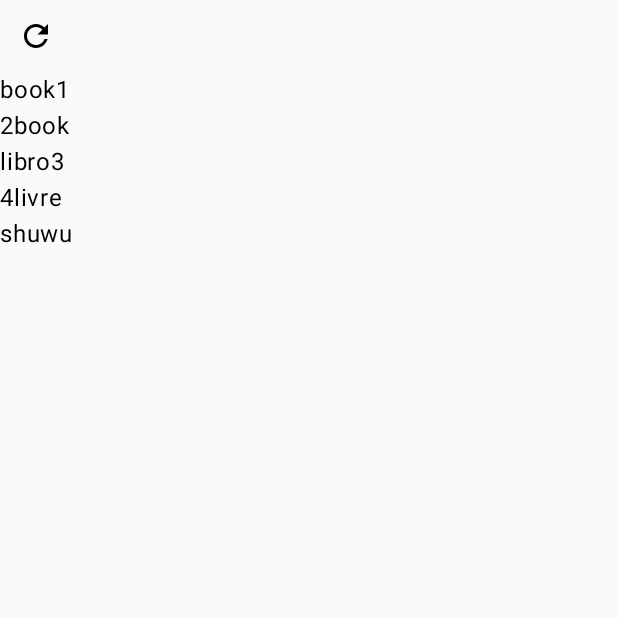
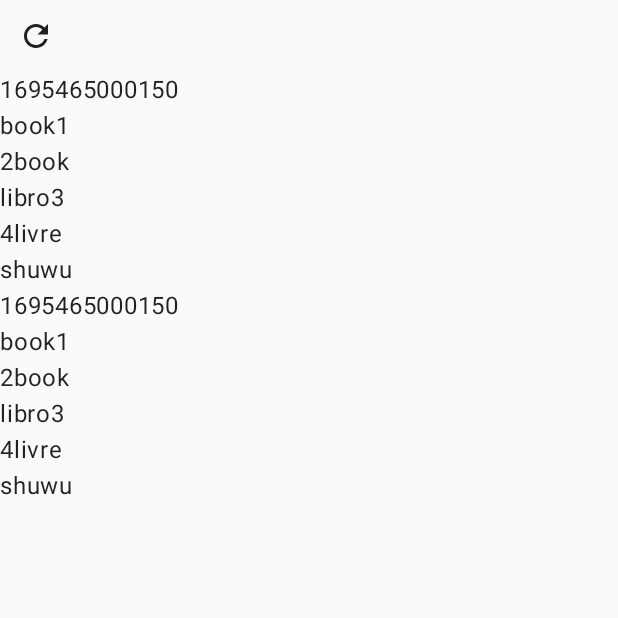
Before and after one commit to isaacurbina/composelifecycle, an Android app built with Jetpack Compose: the screen it shows after launch (MainActivity), on a phone screen of 412 x 824 dp, the top half of it. Run offline under Robolectric (Android 15) with nearby library versions, the phone set to English and light mode, and no system bars; our stand-ins replace livedata-compose.

```diff
--- a/app/build.gradle.kts
+++ b/app/build.gradle.kts
@@ -5,12 +5,12 @@ plugins {
 
 android {
     namespace = "com.example.composelifecycle"
-    compileSdk = 33
+    compileSdk = 34
 
     defaultConfig {
         applicationId = "com.example.composelifecycle"
         minSdk = 24
-        targetSdk = 33
+        targetSdk = 34
         versionCode = 1
         versionName = "1.0"
 
@@ -57,8 +57,7 @@ dependencies {
     implementation("androidx.compose.ui:ui-graphics")
     implementation("androidx.compose.ui:ui-tooling-preview")
     implementation("androidx.compose.material:material")
-    implementation("androidx.compose.runtime:runtime-livedata:" +
-            "git 1.6.0-alpha06")
+    implementation("androidx.compose.runtime:runtime-livedata:1.6.0-alpha06")
     implementation("androidx.lifecycle:lifecycle-runtime-compose:2.7.0-alpha02")
     testImplementation("junit:junit:4.13.2")
     androidTestImplementation("androidx.test.ext:junit:1.1.5")
--- a/app/src/main/java/com/example/composelifecycle/MainActivity.kt
+++ b/app/src/main/java/com/example/composelifecycle/MainActivity.kt
@@ -3,21 +3,26 @@ package com.example.composelifecycle
 import android.os.Bundle
 import androidx.activity.ComponentActivity
 import androidx.activity.compose.setContent
-import androidx.compose.runtime.remember
-import androidx.lifecycle.LiveData
-import androidx.lifecycle.MutableLiveData
+import androidx.activity.viewModels
 import com.example.composelifecycle.composable.BooksScreen
-import com.example.composelifecycle.`interface`.BookListViewModel
 import com.example.composelifecycle.ui.theme.ComposeLifecycleTheme
+import com.example.composelifecycle.viewmodel.BookListViewModel
 
 class MainActivity : ComponentActivity() {
+
+    private val viewModel: BookListViewModel by viewModels()
 
     override fun onCreate(savedInstanceState: Bundle?) {
         super.onCreate(savedInstanceState)
         setContent {
             ComposeLifecycleTheme {
-                BooksScreen(viewModel = BookListViewModel.getInstance())
+                BooksScreen(viewModel = viewModel)
             }
         }
     }
+
+    override fun onResume() {
+        super.onResume()
+        viewModel.fetchBooks()
+    }
 }
--- a/app/src/main/java/com/example/composelifecycle/composable/BookListItem.kt
+++ b/app/src/main/java/com/example/composelifecycle/composable/BookListItem.kt
@@ -1,6 +1,6 @@
 package com.example.composelifecycle.composable
 
-import androidx.compose.material3.Text
+import androidx.compose.material.Text
 import androidx.compose.runtime.Composable
 
 @Composable
--- a/app/src/main/java/com/example/composelifecycle/composable/BooksScreen.kt
+++ b/app/src/main/java/com/example/composelifecycle/composable/BooksScreen.kt
@@ -3,24 +3,24 @@ package com.example.composelifecycle.composable
 import androidx.compose.foundation.layout.Column
 import androidx.compose.foundation.lazy.LazyColumn
 import androidx.compose.foundation.lazy.items
+import androidx.compose.material.Icon
+import androidx.compose.material.IconButton
 import androidx.compose.material.icons.Icons
 import androidx.compose.material.icons.outlined.Refresh
-import androidx.compose.material3.Icon
-import androidx.compose.material3.IconButton
 import androidx.compose.runtime.Composable
 import androidx.compose.runtime.LaunchedEffect
 import androidx.compose.runtime.getValue
 import androidx.compose.runtime.livedata.observeAsState
 import androidx.compose.runtime.mutableIntStateOf
 import androidx.compose.runtime.remember
-import com.example.composelifecycle.`interface`.BookListViewModel
+import com.example.composelifecycle.viewmodel.BookListViewModel
 
 @Composable
 fun BooksScreen(
     viewModel: BookListViewModel
 ) {
     // State
-    val books = viewModel.books.observeAsState().value.orEmpty()
+    val books = viewModel.books.observeAsState()
     val refreshCount by remember { mutableIntStateOf(1) }
 
     // API call
@@ -35,8 +35,11 @@ fun BooksScreen(
         }) {
             Icon(Icons.Outlined.Refresh, "Refresh")
         }
-        LazyColumn() {
-            items(books) { book ->
+        books.value?.forEach {
+            BookListItem(title = it.title)
+        }
+        LazyColumn {
+            items(books.value.orEmpty()) { book ->
                 // List item composable
                 BookListItem(title = book.title)
             }
--- /dev/null
+++ b/app/src/main/java/com/example/composelifecycle/factory/NewInstanceFactory.kt
@@ -0,0 +1,17 @@
+package com.example.composelifecycle.factory
+
+import androidx.lifecycle.ViewModel
+import androidx.lifecycle.ViewModelProvider
+import com.example.composelifecycle.repository.BooksRepository
+import com.example.composelifecycle.viewmodel.BookListViewModel
+
+class NewInstanceFactory : ViewModelProvider.Factory {
+
+    override fun <T : ViewModel> create(modelClass: Class<T>): T {
+        return if (modelClass.isAssignableFrom(BookListViewModel::class.java)) {
+            BookListViewModel(
+                repo = BooksRepository.getInstance()
+            ) as T
+        } else throw IllegalArgumentException("ViewModel not found")
+    }
+}
--- a/app/src/main/java/com/example/composelifecycle/interface/BookListViewModel.kt
+++ /dev/null
@@ -1,17 +0,0 @@
-package com.example.composelifecycle.`interface`
-
-import androidx.lifecycle.LiveData
-import com.example.composelifecycle.model.Book
-import com.example.composelifecycle.repository.BooksRepository
-
-interface BookListViewModel {
-    // Data
-    val books: LiveData<List<Book>>
-
-    // Operations
-    fun fetchBooks()
-
-    companion object {
-        fun getInstance(): BookListViewModel = BookListViewModelImpl(BooksRepository.getInstance())
-    }
-}
--- a/app/src/main/java/com/example/composelifecycle/interface/BookListViewModelImpl.kt
+++ /dev/null
@@ -1,21 +0,0 @@
-package com.example.composelifecycle.`interface`
-
-import androidx.compose.runtime.mutableStateListOf
-import androidx.lifecycle.LiveData
-import androidx.lifecycle.MutableLiveData
-import androidx.lifecycle.ViewModel
-import androidx.lifecycle.viewModelScope
-import com.example.composelifecycle.model.Book
-import com.example.composelifecycle.repository.BooksRepository
-import kotlinx.coroutines.launch
-
-class BookListViewModelImpl(private val repo: BooksRepository) : BookListViewModel, ViewModel() {
-    private val _books = MutableLiveData<List<Book>>()
-    override val books: LiveData<List<Book>> = _books
-
-    override fun fetchBooks() {
-        viewModelScope.launch {
-            _books.value = repo.fetchBooks()
-        }
-    }
-}
--- a/app/src/main/java/com/example/composelifecycle/repository/BooksRepositoryImpl.kt
+++ b/app/src/main/java/com/example/composelifecycle/repository/BooksRepositoryImpl.kt
@@ -7,7 +7,12 @@ class BooksRepositoryImpl : BooksRepository {
         // Some API call
         // Parser logic
         return listOf(
-            Book("book1"), Book("2book"), Book("libro3"), Book("4livre"), Book("shuwu")
+            Book(System.currentTimeMillis().toString()),
+            Book("book1"),
+            Book("2book"),
+            Book("libro3"),
+            Book("4livre"),
+            Book("shuwu")
         )
     }
 }
--- a/app/src/main/java/com/example/composelifecycle/ui/theme/Theme.kt
+++ b/app/src/main/java/com/example/composelifecycle/ui/theme/Theme.kt
@@ -1,40 +1,19 @@
 package com.example.composelifecycle.ui.theme
 
-import android.app.Activity
-import android.os.Build
 import androidx.compose.foundation.isSystemInDarkTheme
-import androidx.compose.material3.MaterialTheme
-import androidx.compose.material3.darkColorScheme
-import androidx.compose.material3.dynamicDarkColorScheme
-import androidx.compose.material3.dynamicLightColorScheme
-import androidx.compose.material3.lightColorScheme
+import androidx.compose.material.MaterialTheme
+import androidx.compose.material.darkColors
+import androidx.compose.material.lightColors
 import androidx.compose.runtime.Composable
-import androidx.compose.runtime.SideEffect
-import androidx.compose.ui.graphics.toArgb
-import androidx.compose.ui.platform.LocalContext
-import androidx.compose.ui.platform.LocalView
-import androidx.core.view.WindowCompat
 
-private val DarkColorScheme = darkColorScheme(
+private val DarkColorScheme = darkColors(
     primary = Purple80,
-    secondary = PurpleGrey80,
-    tertiary = Pink80
+    secondary = PurpleGrey80
 )
 
-private val LightColorScheme = lightColorScheme(
+private val LightColorScheme = lightColors(
     primary = Purple40,
-    secondary = PurpleGrey40,
-    tertiary = Pink40
-
-    /* Other default colors to override
-    background = Color(0xFFFFFBFE),
-    surface = Color(0xFFFFFBFE),
-    onPrimary = Color.White,
-    onSecondary = Color.White,
-    onTertiary = Color.White,
-    onBackground = Color(0xFF1C1B1F),
-    onSurface = Color(0xFF1C1B1F),
-    */
+    secondary = PurpleGrey40
 )
 
 @Composable
@@ -44,26 +23,14 @@ fun ComposeLifecycleTheme(
     dynamicColor: Boolean = true,
     content: @Composable () -> Unit
 ) {
-    val colorScheme = when {
-        dynamicColor && Build.VERSION.SDK_INT >= Build.VERSION_CODES.S -> {
-            val context = LocalContext.current
-            if (darkTheme) dynamicDarkColorScheme(context) else dynamicLightColorScheme(context)
-        }
-
-        darkTheme -> DarkColorScheme
-        else -> LightColorScheme
-    }
-    val view = LocalView.current
-    if (!view.isInEditMode) {
-        SideEffect {
-            val window = (view.context as Activity).window
-            window.statusBarColor = colorScheme.primary.toArgb()
-            WindowCompat.getInsetsController(window, view).isAppearanceLightStatusBars = darkTheme
-        }
+    val colors = if (darkTheme) {
+        DarkColorScheme
+    } else {
+        LightColorScheme
     }
 
     MaterialTheme(
-        colorScheme = colorScheme,
+        colors = colors,
         typography = Typography,
         content = content
     )
--- a/app/src/main/java/com/example/composelifecycle/ui/theme/Type.kt
+++ b/app/src/main/java/com/example/composelifecycle/ui/theme/Type.kt
@@ -1,6 +1,6 @@
 package com.example.composelifecycle.ui.theme
 
-import androidx.compose.material3.Typography
+import androidx.compose.material.Typography
 import androidx.compose.ui.text.TextStyle
 import androidx.compose.ui.text.font.FontFamily
 import androidx.compose.ui.text.font.FontWeight
@@ -8,14 +8,13 @@ import androidx.compose.ui.unit.sp
 
 // Set of Material typography styles to start with
 val Typography = Typography(
-    bodyLarge = TextStyle(
+    body1 = TextStyle(
         fontFamily = FontFamily.Default,
         fontWeight = FontWeight.Normal,
         fontSize = 16.sp,
         lineHeight = 24.sp,
         letterSpacing = 0.5.sp
-    )
-    /* Other default text styles to override
+    )/* Other default text styles to override
     titleLarge = TextStyle(
         fontFamily = FontFamily.Default,
         fontWeight = FontWeight.Normal,
--- /dev/null
+++ b/app/src/main/java/com/example/composelifecycle/viewmodel/BookListViewModel.kt
@@ -0,0 +1,26 @@
+package com.example.composelifecycle.viewmodel
+
+import androidx.lifecycle.LiveData
+import androidx.lifecycle.MutableLiveData
+import androidx.lifecycle.ViewModel
+import androidx.lifecycle.viewModelScope
+import com.example.composelifecycle.model.Book
+import com.example.composelifecycle.repository.BooksRepository
+import kotlinx.coroutines.CoroutineDispatcher
+import kotlinx.coroutines.Dispatchers
+import kotlinx.coroutines.launch
+
+class BookListViewModel(
+    private val repo: BooksRepository = BooksRepository.getInstance(),
+    private val ioDispatcher: CoroutineDispatcher = Dispatchers.IO
+) : ViewModel() {
+
+    private val _books = MutableLiveData<List<Book>>()
+    val books: LiveData<List<Book>> = _books
+
+    fun fetchBooks() {
+        viewModelScope.launch(ioDispatcher) {
+            _books.postValue(repo.fetchBooks())
+        }
+    }
+}
```
